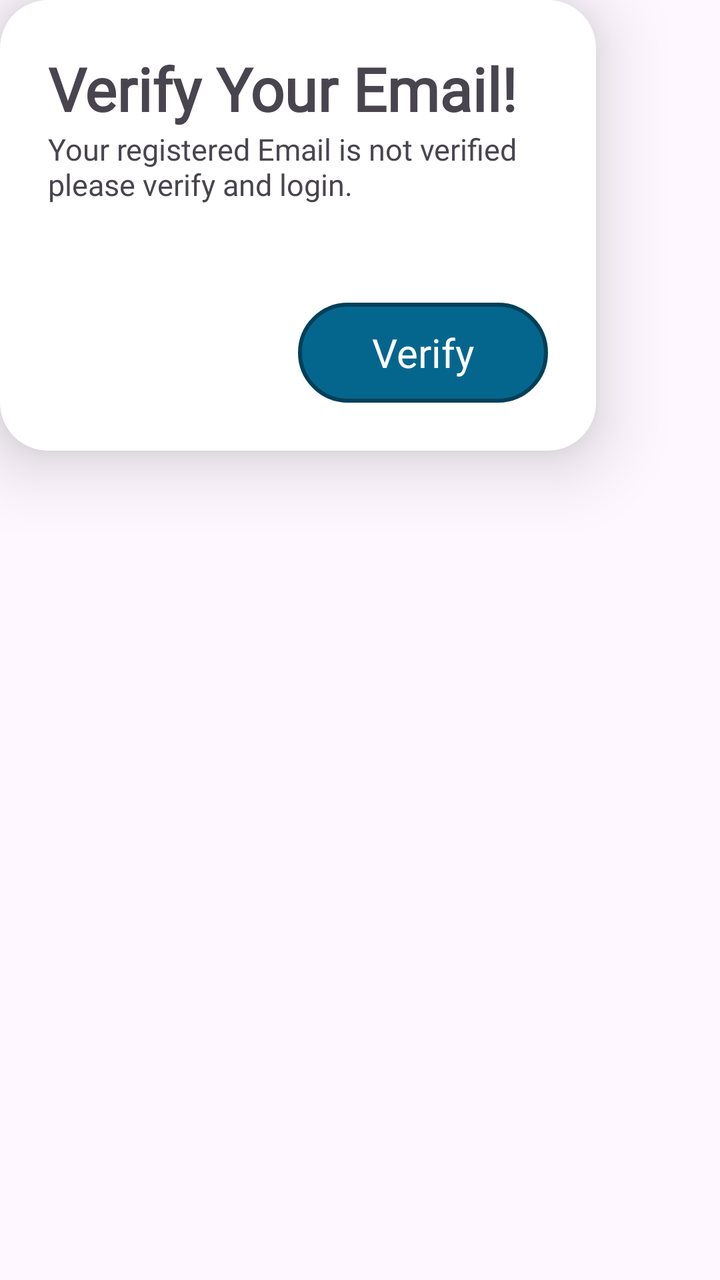
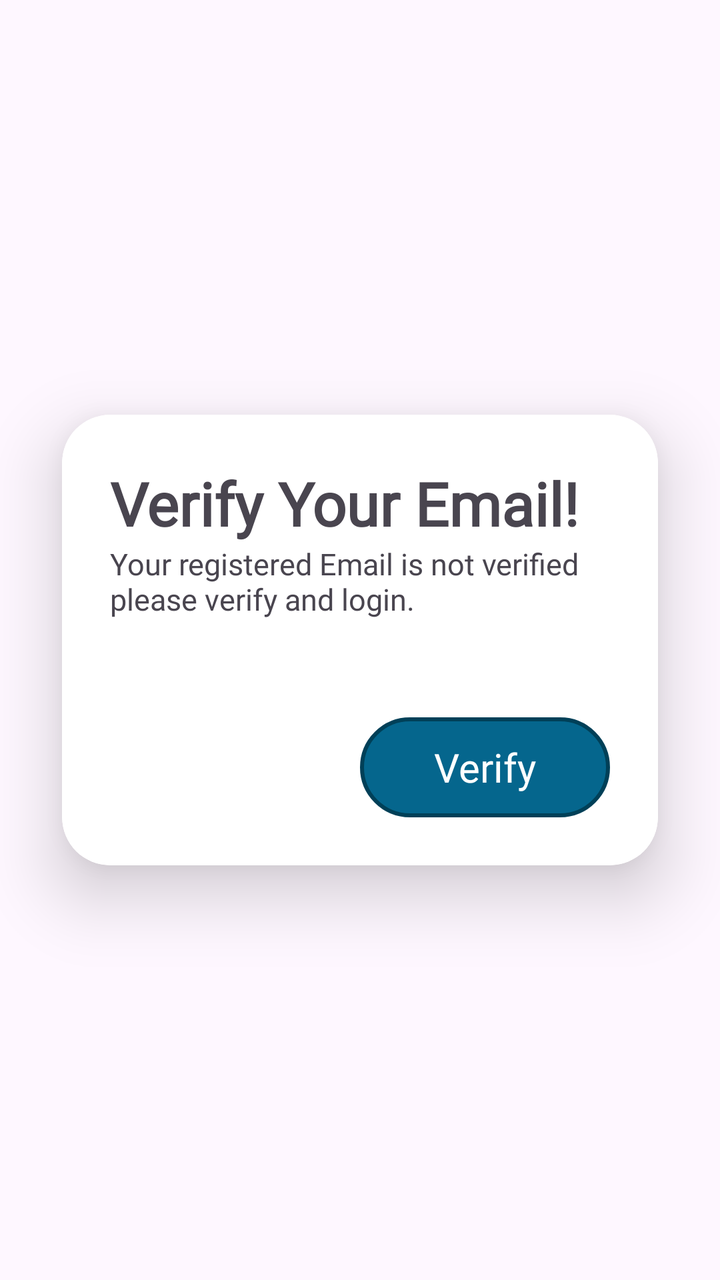

Two renders of the same Android screen: before a commit and after it. Below are the layout's source before the change and the commit's diff.
<!-- AndroidManifest.xml: application theme Theme.Hostelvault -->
<!-- res/layout/activity_verify_email.xml -->
<?xml version="1.0" encoding="utf-8"?>
<LinearLayout xmlns:android="http://schemas.android.com/apk/res/android"
    xmlns:app="http://schemas.android.com/apk/res-auto"
    xmlns:tools="http://schemas.android.com/tools"
    android:id="@+id/main"
    android:layout_width="match_parent"
    android:layout_height="match_parent"
    tools:context=".verifyEmailActivity">

    <androidx.cardview.widget.CardView
        android:layout_width="wrap_content"
        android:layout_height="wrap_content"
        app:cardCornerRadius="24dp"
        app:cardElevation="20dp">

        <LinearLayout
            android:layout_width="match_parent"
            android:orientation="vertical"
            android:gravity="start"
            android:padding="24dp"
            android:background="@drawable/edittextbg"
            android:layout_height="match_parent">

            <TextView
                android:layout_width="wrap_content"
                android:layout_height="wrap_content"
                android:fontFamily="@font/poppins_semibold"
                android:text="@string/verify_your_email"
                android:textSize="30sp"
                android:textStyle="bold"
                app:layout_constraintBottom_toBottomOf="parent"
                app:layout_constraintEnd_toEndOf="parent"
                app:layout_constraintStart_toStartOf="parent"
                app:layout_constraintTop_toTopOf="parent"
                app:layout_constraintVertical_bias="0.052" />

            <TextView
                android:layout_width="250dp"
                android:layout_height="wrap_content"
                android:fontFamily="@font/poppins"
                android:text="Your registered Email is not verified please verify and login."
                android:textAlignment="textStart"
                android:textSize="15sp" />

            <LinearLayout
                android:layout_width="match_parent"
                android:layout_height="wrap_content"
                android:gravity="right"
                android:layout_marginTop="24dp"
                android:orientation="horizontal">

                <View
                    android:layout_width="0dp"
                    android:layout_height="75dp"
                    android:layout_weight="1" />

                <com.google.android.material.button.MaterialButton
                    android:id="@+id/verifybtn"
                    style="@style/Theme.Hostelvault"
                    android:layout_width="0dp"
                    android:layout_height="match_parent"
                    android:layout_marginTop="25dp"
                    android:layout_weight="1"
                    android:gravity="center"
                    android:background="@drawable/btn_bg"
                    android:fontFamily="@font/poppins"
                    android:text="@string/verify"
                    android:textColor="@color/white"
                    android:textSize="20sp">

                </com.google.android.material.button.MaterialButton>


            </LinearLayout>




































        </LinearLayout>

    </androidx.cardview.widget.CardView>

</LinearLayout>
<!-- resources referenced by this layout -->
<resources>
  <color name="white">#FFFFFFFF</color>
  <!-- drawable btn_bg (drawable) -->
  <?xml version="1.0" encoding="utf-8"?>
  <shape xmlns:android="http://schemas.android.com/apk/res/android" android:shape="rectangle">
      <stroke
          android:color="#004058"
          android:width="2dp">
      </stroke>
      <corners
          android:radius="500dp">
      </corners>
      <solid
          android:color="@color/dark_teal">
      </solid>
  </shape>
  <!-- drawable edittextbg (drawable) -->
  <?xml version="1.0" encoding="utf-8"?>
  <layer-list xmlns:android="http://schemas.android.com/apk/res/android"
      android:shape="rectangle">
      <item>
          <shape >
              <corners
                  android:radius="24dp">
  
              </corners>
              <solid
                  android:color="@color/white">
              </solid>
          </shape>
      </item>
  </layer-list>
  <string name="verify">Verify</string>
  <string name="verify_your_email">Verify Your Email!</string>
  <style name="Theme.Hostelvault" parent="Theme.Material3.DayNight.NoActionBar">
  
          <item name="android:statusBarColor">@color/bg_color</item>
          <item name="colorPrimary">@color/black</item>
          <item name="colorPrimaryVariant">@color/transparent</item>
          <item name="backgroundTint">@null</item>
          <item name="strokeColor">@null</item>
  
      </style>
  <color name="dark_teal">#05668D</color>
  <color name="bg_color">#1A1A24</color>
  <color name="black">#FF000000</color>
  <color name="transparent">#004F4FA5</color>
</resources>

<!-- the commit's change to res/layout/activity_verify_email.xml (unified diff, before → after) -->
@@ -4,6 +4,7 @@
     xmlns:tools="http://schemas.android.com/tools"
     android:id="@+id/main"
     android:layout_width="match_parent"
+    android:gravity="center"
     android:layout_height="match_parent"
     tools:context=".verifyEmailActivity">
 
<!-- resource entries referenced after the edit -->
@@ -9,7 +9,7 @@
           android:width="2dp">
       </stroke>
       <corners
-          android:radius="500dp">
+          android:radius="300dp">
       </corners>
       <solid
           android:color="@color/dark_teal">
